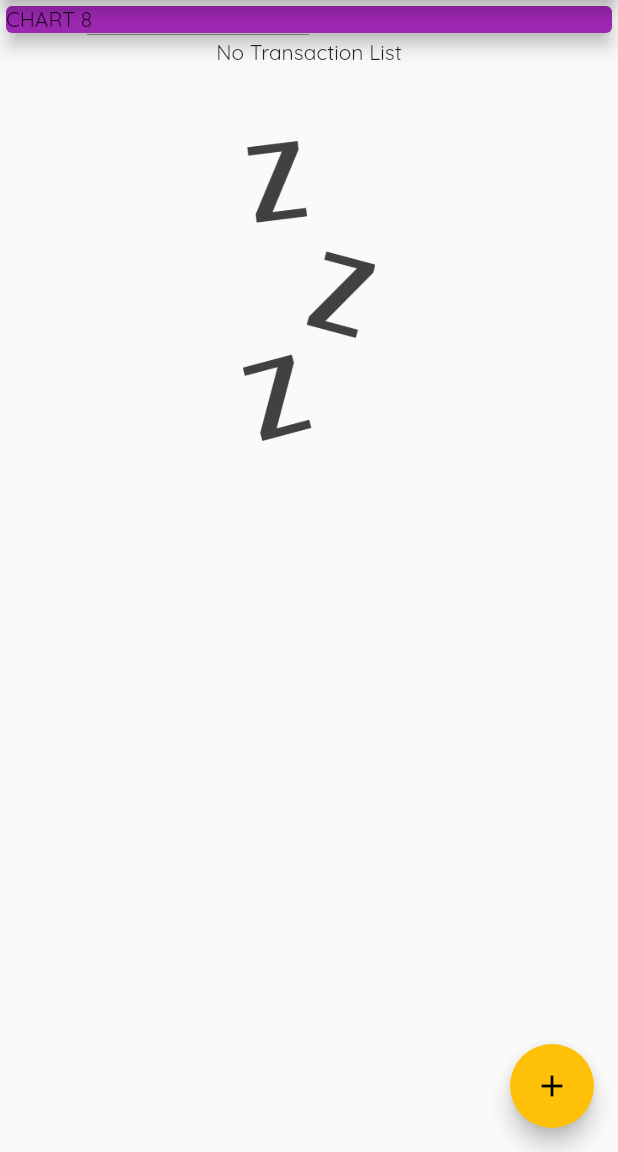
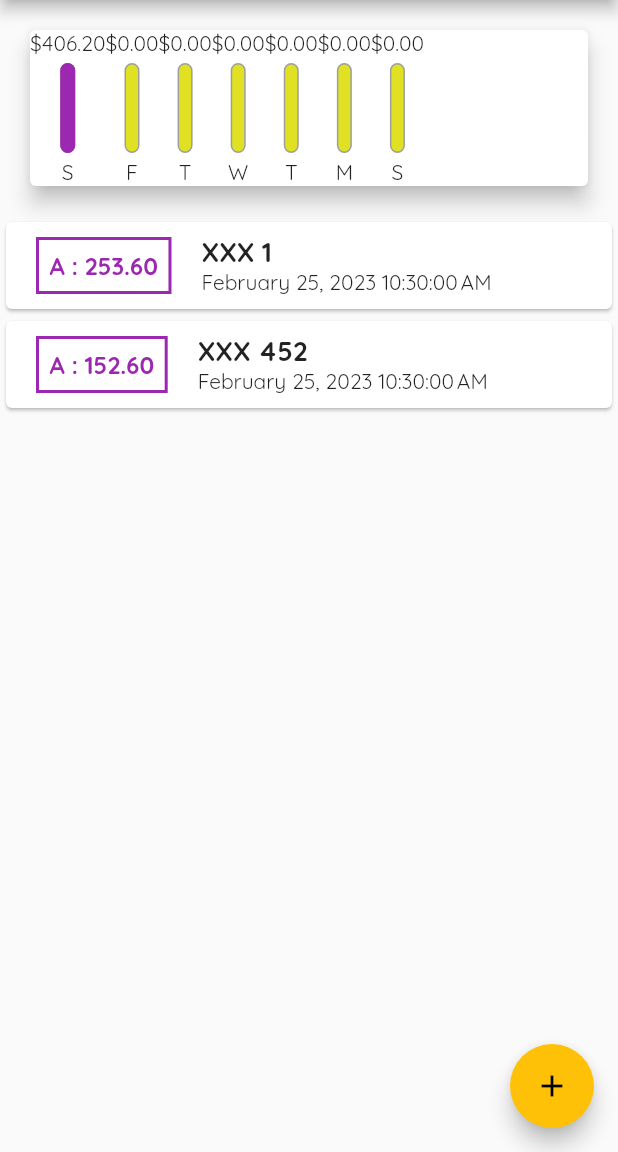
Before and after one commit to Jean-Lionel/flutter_budget_plan, a Flutter app: the screen it shows after launch, on a phone screen of 412 x 824 dp, the part 84-1236 px from its top. Run offline on Flutter 3.47's test engine with Material 2 defaults, Android fonts, the phone set to English and light mode, and no system bars.

Commit message:
making bar chart

```diff
--- a/lib/main.dart
+++ b/lib/main.dart
@@ -1,4 +1,6 @@
 import 'package:flutter/material.dart';
+import 'package:flutter/rendering.dart';
+import 'package:flutter_budget_app/widget/chart.dart';
 import './models/tranaction.dart';
 import './widget/new_transaction.dart';
 import './widget/transaction_list.dart';
@@ -31,10 +33,16 @@ class MyHomePage extends StatefulWidget {
 
 class _MyHomePageState extends State<MyHomePage> {
   final List<Transaction> _userTransactions = [
-    // Transaction(id: 'Pk1', title: 'XXX 1', amount: 253.6, date: DateTime.now()),
-    // Transaction(
-    //     id: 'Pk2', title: 'XXX 452', amount: 152.6, date: DateTime.now()),
+    Transaction(id: 'Pk1', title: 'XXX 1', amount: 253.6, date: DateTime.now()),
+    Transaction(
+        id: 'Pk2', title: 'XXX 452', amount: 152.6, date: DateTime.now()),
   ];
+
+  List<Transaction> get _recetTransactions {
+    var items = _userTransactions.where((element) =>
+        element.date.isAfter(DateTime.now().subtract(Duration(days: 7))));
+    return items.toList();
+  }
 
   void _addNewTransaction(String title, double amount) {
     final newTrans = Transaction(
@@ -71,18 +79,7 @@ class _MyHomePageState extends State<MyHomePage> {
           mainAxisAlignment: MainAxisAlignment.start,
           crossAxisAlignment: CrossAxisAlignment.center,
           children: [
-            Container(
-              width: double.infinity,
-              child: Card(
-                color: Theme.of(context).primaryColor,
-                elevation: 5,
-                child: Container(
-                  child: const Text(
-                    "CHART 8",
-                  ),
-                ),
-              ),
-            ),
+            Chart(_recetTransactions),
             TransactionList(_userTransactions),
           ],
         ),
--- /dev/null
+++ b/lib/widget/chart.dart
@@ -0,0 +1,53 @@
+import 'package:flutter/material.dart';
+import 'package:flutter_budget_app/models/tranaction.dart';
+import 'package:flutter_budget_app/widget/chart_bar.dart';
+import 'package:intl/intl.dart';
+
+class Chart extends StatelessWidget {
+  List<Transaction> recetTransactions;
+  Chart(this.recetTransactions);
+  List<Map<String, Object>> get groupeItemValues {
+    return List.generate(7, (index) {
+      final weekDay = DateTime.now().subtract(
+        Duration(days: index),
+      );
+      var totalSum = 0.0;
+
+      for (var i = 0; i < recetTransactions.length; i++) {
+        Transaction item = recetTransactions[i];
+
+        if (item.date.day == weekDay.day &&
+            item.date.month == weekDay.month &&
+            item.date.year == weekDay.year) {
+          totalSum += item.amount;
+        }
+      }
+      return {
+        'day': DateFormat.E().format(weekDay).substring(0, 1),
+        'amount': totalSum,
+      };
+    });
+  }
+
+  double get _spedingAmountTotal {
+    return groupeItemValues.fold(
+        0.0, (sum, element) => sum + (element['amount'] as double));
+  }
+
+  @override
+  Widget build(BuildContext context) {
+    print(groupeItemValues);
+    return Card(
+      elevation: 6,
+      margin: EdgeInsets.all(20),
+      child: Row(
+        children: groupeItemValues
+            .map(
+              (e) => ChartBar(e['day'] as String, e['amount'] as double,
+                  ((e['amount'] as double) / _spedingAmountTotal)),
+            )
+            .toList(),
+      ),
+    );
+  }
+}
--- /dev/null
+++ b/lib/widget/chart_bar.dart
@@ -0,0 +1,52 @@
+import 'package:flutter/material.dart';
+
+class ChartBar extends StatelessWidget {
+  final String label;
+  final double spedingAmount;
+  final double spedingAmountTotal;
+
+  ChartBar(this.label, this.spedingAmount, this.spedingAmountTotal);
+
+  @override
+  Widget build(BuildContext context) {
+    return Column(
+      children: [
+        Text('\$${spedingAmount.toStringAsFixed(2)}'),
+        const SizedBox(
+          height: 4,
+        ),
+        Container(
+          height: 60,
+          width: 10,
+          child: Stack(
+            children: [
+              Container(
+                decoration: BoxDecoration(
+                  border: Border.all(
+                    color: Colors.grey,
+                    width: 1.0,
+                  ),
+                  color: Color.fromARGB(220, 220, 220, 1),
+                  borderRadius: BorderRadius.circular(10),
+                ),
+              ),
+              FractionallySizedBox(
+                heightFactor: spedingAmountTotal,
+                child: Container(
+                  decoration: BoxDecoration(
+                    color: Theme.of(context).primaryColor,
+                    borderRadius: BorderRadius.circular(10),
+                  ),
+                ),
+              )
+            ],
+          ),
+        ),
+        const SizedBox(
+          height: 4,
+        ),
+        Text(label),
+      ],
+    );
+  }
+}
--- a/lib/widget/transaction_list.dart
+++ b/lib/widget/transaction_list.dart
@@ -13,7 +13,7 @@ class TransactionList extends StatelessWidget {
           ? Column(
               children: [
                 Text("No Transaction List"),
-                SizedBox(
+                const SizedBox(
                   height: 50,
                 ),
                 Container(
```
